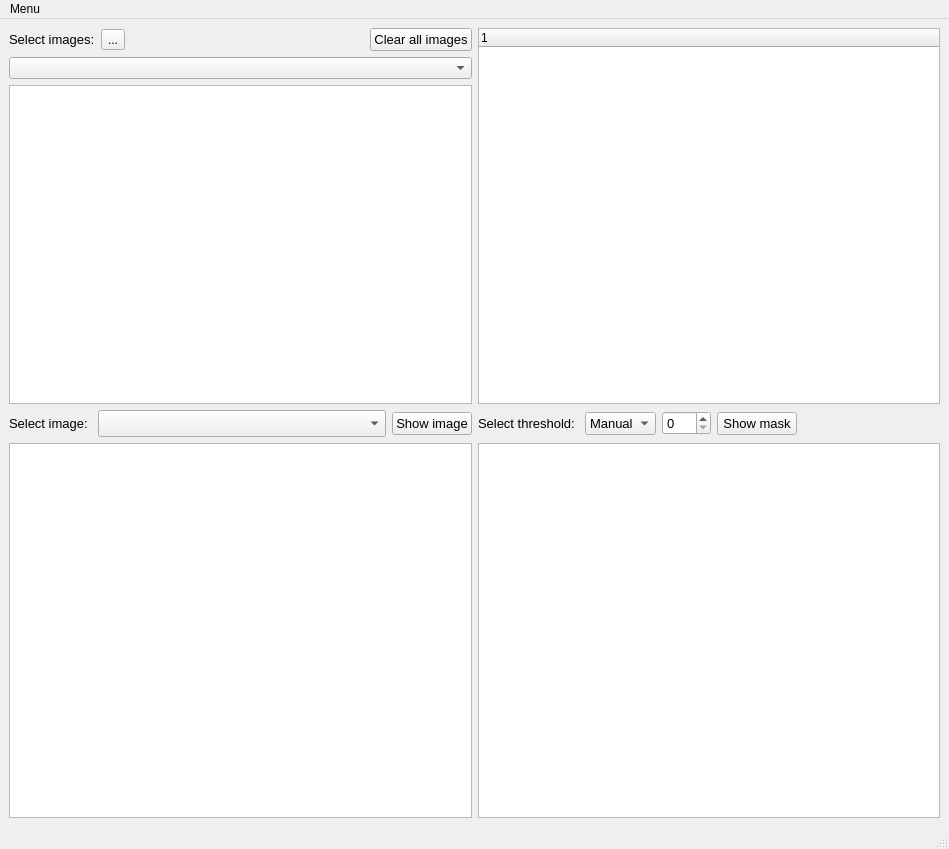
Qt form uq_gui.ui (jancodemaster/UQ_program) before a commit.
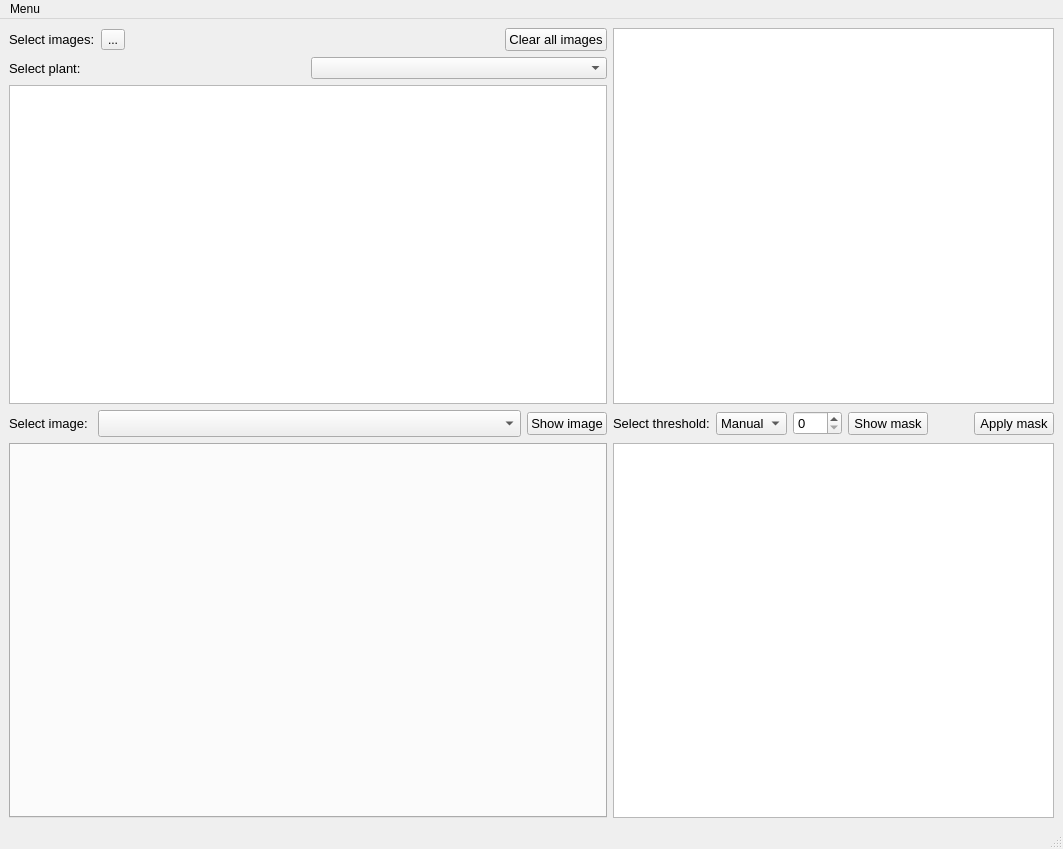
The same form after that commit.

Commit message: Added tab widget with all images from plant

The edit to the form file:
```diff
--- a/uq_gui.ui
+++ b/uq_gui.ui
@@ -6,7 +6,7 @@
    <rect>
     <x>0</x>
     <y>0</y>
-    <width>949</width>
+    <width>1063</width>
     <height>849</height>
    </rect>
   </property>
@@ -19,7 +19,30 @@
    </property>
    <layout class="QGridLayout" name="gridLayout_2">
     <item row="0" column="0">
-     <layout class="QGridLayout" name="gridLayout">
+     <layout class="QGridLayout" name="gridLayout" rowstretch="1,0,1,0" columnstretch="1,0">
+      <item row="0" column="1">
+       <layout class="QVBoxLayout" name="verticalLayout_2">
+        <item>
+         <widget class="QGraphicsView" name="GV_image">
+          <property name="sizePolicy">
+           <sizepolicy hsizetype="Expanding" vsizetype="Expanding">
+            <horstretch>0</horstretch>
+            <verstretch>0</verstretch>
+           </sizepolicy>
+          </property>
+          <property name="minimumSize">
+           <size>
+            <width>0</width>
+            <height>0</height>
+           </size>
+          </property>
+          <property name="mouseTracking">
+           <bool>true</bool>
+          </property>
+         </widget>
+        </item>
+       </layout>
+      </item>
       <item row="0" column="0">
        <layout class="QVBoxLayout" name="verticalLayout">
         <item>
@@ -71,16 +94,29 @@
          </layout>
         </item>
         <item>
-         <widget class="QComboBox" name="comboBox"/>
+         <layout class="QHBoxLayout" name="horizontalLayout_4">
+          <item>
+           <widget class="QLabel" name="label_2">
+            <property name="font">
+             <font>
+              <pointsize>10</pointsize>
+             </font>
+            </property>
+            <property name="text">
+             <string>Select plant:</string>
+            </property>
+           </widget>
+          </item>
+          <item>
+           <widget class="QComboBox" name="CB_selectplant"/>
+          </item>
+         </layout>
         </item>
         <item>
          <widget class="QListWidget" name="LW_imgpaths"/>
         </item>
        </layout>
       </item>
-      <item row="0" column="1">
-       <widget class="QTreeWidget" name="Table"/>
-      </item>
       <item row="1" column="0">
        <layout class="QHBoxLayout" name="horizontalLayout">
         <item>
@@ -143,7 +179,7 @@
            </font>
           </property>
           <property name="text">
-           <string>Select threshold: </string>
+           <string>Select threshold:</string>
           </property>
          </widget>
         </item>
@@ -198,17 +234,53 @@
           </property>
          </spacer>
         </item>
+        <item>
+         <widget class="QPushButton" name="pushButton">
+          <property name="font">
+           <font>
+            <pointsize>10</pointsize>
+           </font>
+          </property>
+          <property name="text">
+           <string>Apply mask</string>
+          </property>
+         </widget>
+        </item>
        </layout>
       </item>
       <item row="2" column="0">
-       <widget class="QGraphicsView" name="GV_image">
-        <property name="mouseTracking">
-         <bool>true</bool>
+       <widget class="QTabWidget" name="ImgTabs">
+        <property name="sizePolicy">
+         <sizepolicy hsizetype="MinimumExpanding" vsizetype="MinimumExpanding">
+          <horstretch>0</horstretch>
+          <verstretch>0</verstretch>
+         </sizepolicy>
+        </property>
+        <property name="maximumSize">
+         <size>
+          <width>1000</width>
+          <height>700</height>
+         </size>
+        </property>
+        <property name="currentIndex">
+         <number>-1</number>
         </property>
        </widget>
       </item>
       <item row="2" column="1">
        <widget class="QGraphicsView" name="GV_mask">
+        <property name="sizePolicy">
+         <sizepolicy hsizetype="Expanding" vsizetype="Expanding">
+          <horstretch>0</horstretch>
+          <verstretch>0</verstretch>
+         </sizepolicy>
+        </property>
+        <property name="minimumSize">
+         <size>
+          <width>0</width>
+          <height>0</height>
+         </size>
+        </property>
         <property name="mouseTracking">
          <bool>true</bool>
         </property>
@@ -223,7 +295,7 @@
     <rect>
      <x>0</x>
      <y>0</y>
-     <width>949</width>
+     <width>1063</width>
      <height>26</height>
     </rect>
    </property>
```
The commit also changes 2 other files.
